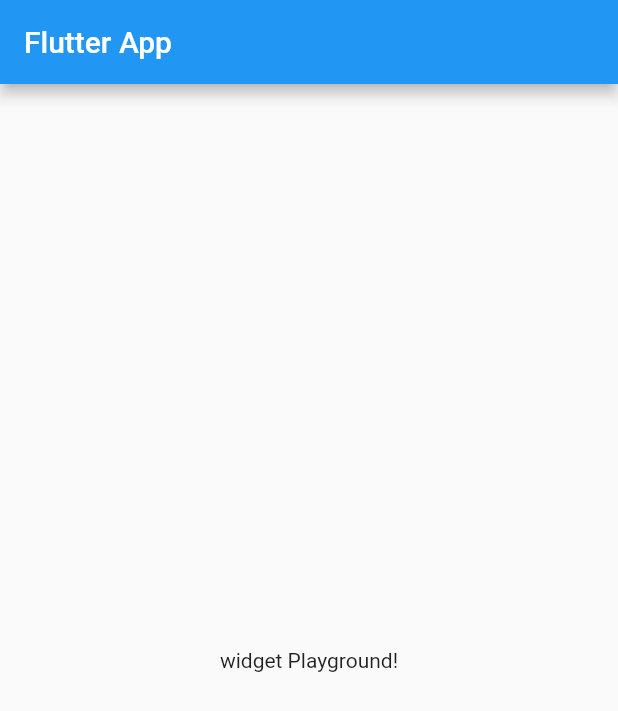
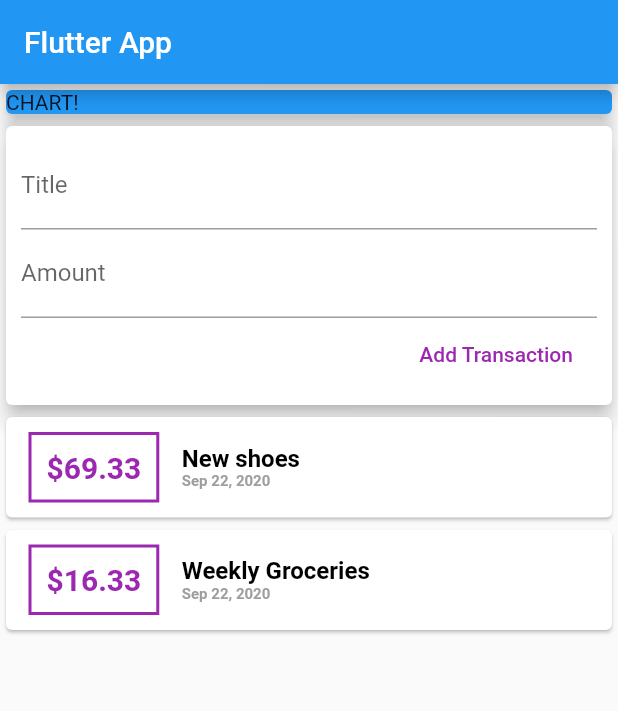
Before and after one commit to Anna-12-Mer/Expense-planner, a Flutter app: the screen it shows after launch, on a phone screen of 412 x 824 dp. Shown: the top 711 px of the screen. Run offline on Flutter 3.47's test engine with Material 2 defaults, Android fonts, the phone set to English and light mode, and no system bars.

Commit message:
the first step is done

```diff
--- a/expensePlanner/lib/main.dart
+++ b/expensePlanner/lib/main.dart
@@ -1,3 +1,7 @@
+import './widgets/user_transaction.dart';
+
+import './widgets/new_transaction.dart';
+import './widgets/transaction_list.dart';
 import 'package:flutter/material.dart';
 
 void main() => runApp(MyApp());
@@ -17,10 +21,23 @@ class MyHomePage extends StatelessWidget {
   @override
   Widget build(BuildContext context) {
     return Scaffold(
-      appBar: AppBar(
-        title: Text('Flutter App'),
-      ),
-      body: Center(child: Text('widget Playground!')),
-    );
+        appBar: AppBar(
+          title: Text('Flutter App'),
+        ),
+        body: Column(
+          //mainAxisAlignment: MainAxisAlignment.start,
+          crossAxisAlignment: CrossAxisAlignment.stretch,
+          children: <Widget>[
+            Container(
+              width: double.infinity,
+              child: Card(
+                child: Text('CHART!'),
+                color: Colors.blue,
+                elevation: 5,
+              ),
+            ),
+            UserTransaction()
+          ],
+        ));
   }
 }
--- /dev/null
+++ b/expensePlanner/lib/models/transaction.dart
@@ -0,0 +1,14 @@
+import 'package:flutter/foundation.dart';
+
+class Transaction {
+  String id;
+  String title;
+  double amount;
+  DateTime date;
+
+  Transaction(
+      {@required this.id,
+      @required this.title,
+      @required this.amount,
+      @required this.date});
+}
--- /dev/null
+++ b/expensePlanner/lib/widgets/new_transaction.dart
@@ -0,0 +1,47 @@
+import 'package:flutter/material.dart';
+
+class NewTransaction extends StatelessWidget {
+  final titleController = TextEditingController();
+  final amoutController = TextEditingController();
+
+  final Function addTransaction;
+
+  NewTransaction(this.addTransaction);
+  @override
+  Widget build(BuildContext context) {
+    return Container(
+      child: Card(
+        elevation: 5,
+        child: Container(
+            padding: EdgeInsets.all(10),
+            child: Column(
+              crossAxisAlignment: CrossAxisAlignment.end,
+              children: <Widget>[
+                TextField(
+                  decoration: InputDecoration(labelText: 'Title'),
+                  controller: titleController,
+                  // onChanged: (val) {
+                  //   titleInput = val;
+                  // },
+                ),
+                TextField(
+                  decoration: InputDecoration(labelText: 'Amount'),
+                  controller: amoutController,
+                  // onChanged: (val) {
+                  //   amoutIput = val;
+                  // },
+                ),
+                FlatButton(
+                  child: Text('Add Transaction'),
+                  onPressed: () {
+                    addTransaction(titleController.text,
+                        double.parse(amoutController.text));
+                  },
+                  textColor: Colors.purple,
+                )
+              ],
+            )),
+      ),
+    );
+  }
+}
--- /dev/null
+++ b/expensePlanner/lib/widgets/transaction_list.dart
@@ -0,0 +1,55 @@
+import 'package:expensePlanner/models/transaction.dart';
+import 'package:flutter/material.dart';
+import '../models/transaction.dart';
+import 'package:intl/intl.dart';
+
+class TansactionList extends StatelessWidget {
+  final List<Transaction> transactions;
+
+  TansactionList(this.transactions);
+
+  @override
+  Widget build(BuildContext context) {
+    return Column(
+        children: transactions.map((tx) {
+      return Card(
+          child: Row(children: <Widget>[
+        Container(
+          margin: EdgeInsets.symmetric(vertical: 10, horizontal: 15),
+          decoration: BoxDecoration(
+            border: Border.all(color: Colors.purple, width: 2),
+          ),
+          padding: EdgeInsets.all(10),
+          child: Text(
+            '\$${tx.amount}',
+            style: TextStyle(
+                fontWeight: FontWeight.bold,
+                fontSize: 20,
+                color: Colors.purple),
+          ),
+        ),
+        Column(
+          children: <Widget>[
+            Text(
+              tx.title,
+              style: TextStyle(
+                  fontWeight: FontWeight.bold,
+                  fontSize: 16,
+                  color: Colors.black),
+              textAlign: TextAlign.left,
+            ),
+            Text(
+              DateFormat.yMMMd().format(tx.date),
+              textAlign: TextAlign.left,
+              style: TextStyle(
+                  color: Colors.grey,
+                  fontSize: 10,
+                  fontWeight: FontWeight.bold),
+            ),
+          ],
+          crossAxisAlignment: CrossAxisAlignment.start,
+        ),
+      ]));
+    }).toList());
+  }
+}
--- /dev/null
+++ b/expensePlanner/lib/widgets/user_transaction.dart
@@ -0,0 +1,41 @@
+import 'package:flutter/material.dart';
+
+import 'new_transaction.dart';
+import './transaction_list.dart';
+import '../models/transaction.dart';
+
+class UserTransaction extends StatefulWidget {
+  UserTransaction({Key key}) : super(key: key);
+
+  @override
+  _UserTransactionState createState() => _UserTransactionState();
+}
+
+class _UserTransactionState extends State<UserTransaction> {
+  final List<Transaction> _userTransaction = [
+    Transaction(
+        id: 't1', title: 'New shoes', amount: 69.33, date: DateTime.now()),
+    Transaction(
+        id: 't2',
+        title: 'Weekly Groceries',
+        amount: 16.33,
+        date: DateTime.now())
+  ];
+  void _addNewTransaction(String title, double amount) {
+    final newTx = Transaction(
+        id: DateTime.now().toString(),
+        title: title,
+        amount: amount,
+        date: DateTime.now());
+
+    setState(() {
+      _userTransaction.add(newTx);
+    });
+  }
+
+  @override
+  Widget build(BuildContext context) {
+    return Column(
+        children: <Widget>[NewTransaction(_addNewTransaction), TansactionList(_userTransaction)]);
+  }
+}
--- a/expensePlanner/pubspec.yaml
+++ b/expensePlanner/pubspec.yaml
@@ -32,7 +32,7 @@ dependencies:
 dev_dependencies:
   flutter_test:
     sdk: flutter
-
+  intl: ^0.15.8
 # For information on the generic Dart part of this file, see the
 # following page: https://dart.dev/tools/pub/pubspec
 
```
Also changed, not shown: expensePlanner/pubspec.lock.
